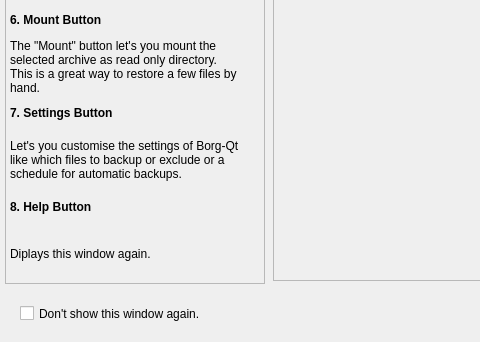
The window that restic_qt/static/UI/Help.ui (Nebucatnetzer/restic-qt) describes before a commit, drawn with Qt 5; both pictures show x 0 to 480 and y 467 to 809 of the 1088 by 809 pixel window.
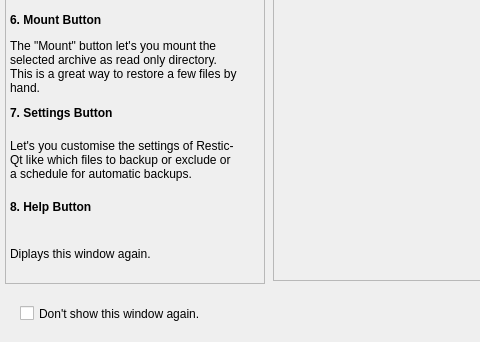
The same window after the commit. Icons and pictures are not drawn.

Commit message: rename all references from borg to restic

```diff
--- a/restic_qt/static/UI/Help.ui
+++ b/restic_qt/static/UI/Help.ui
@@ -333,7 +333,7 @@
        </size>
       </property>
       <property name="text">
-       <string>Let's you customise the settings of Borg-Qt like which files to backup or exclude or a schedule for automatic backups.</string>
+       <string>Let's you customise the settings of Restic-Qt like which files to backup or exclude or a schedule for automatic backups.</string>
       </property>
       <property name="wordWrap">
        <bool>true</bool>
```
The commit also changes 19 other files.
